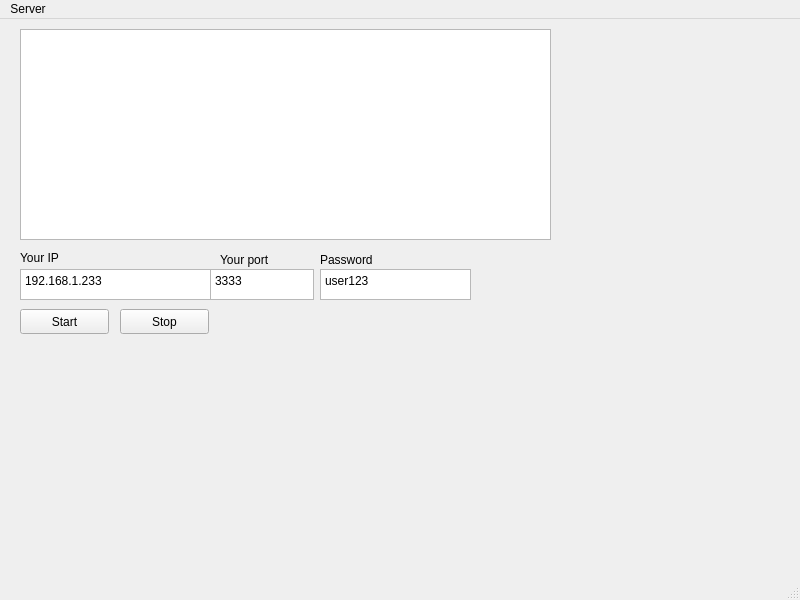
First picture: the form in serverwindow.ui, repository ChabanovSN/SeaFightNet, before the edit.
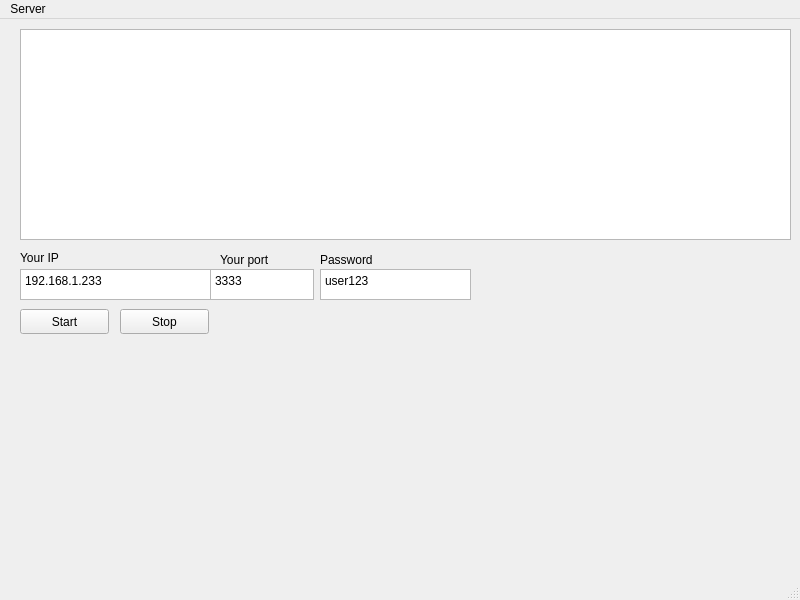
Second picture: the form after the edit.

Patch:
```diff
--- a/serverwindow.ui
+++ b/serverwindow.ui
@@ -19,7 +19,7 @@
      <rect>
       <x>20</x>
       <y>10</y>
-      <width>531</width>
+      <width>771</width>
       <height>211</height>
      </rect>
     </property>
```
